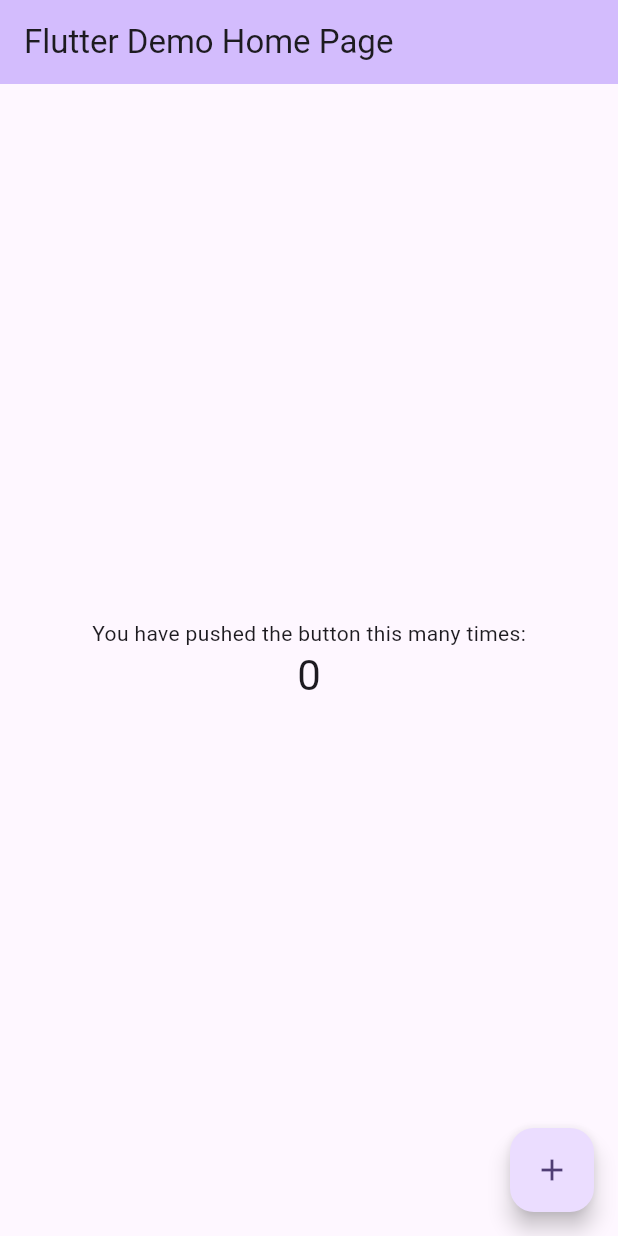
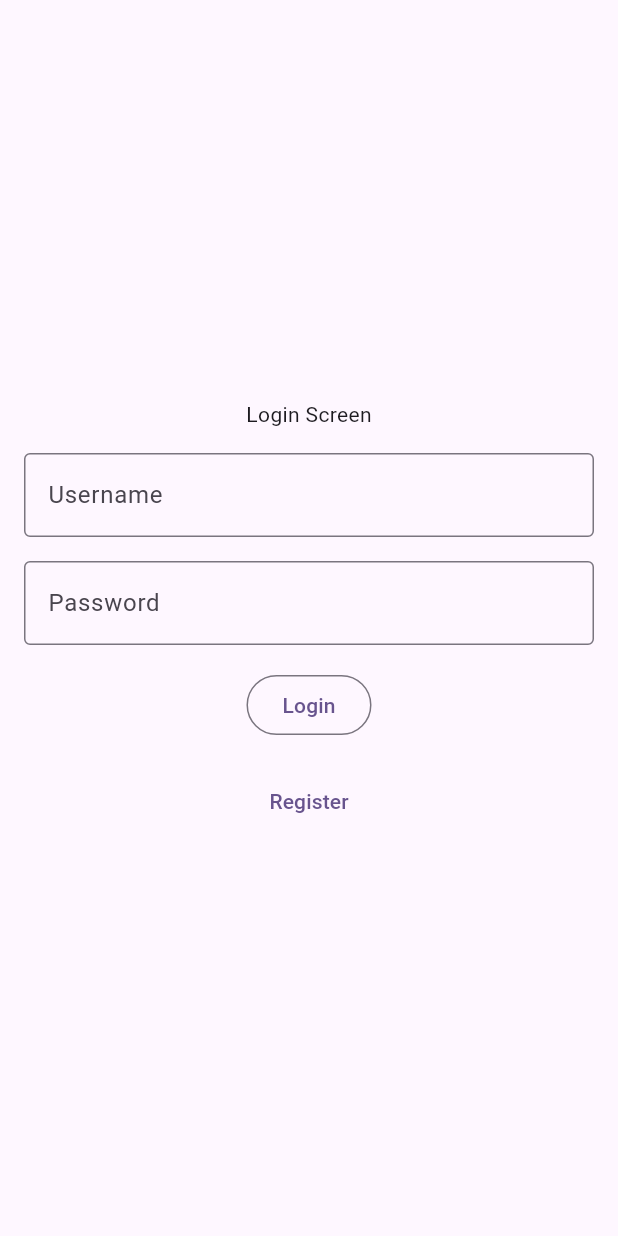
Before and after one commit to rjo-dev-alt/sample_login_project, a Flutter app: the screen it shows after launch, on a phone screen of 412 x 824 dp. Run offline on Flutter 3.47's test engine with Material 3 defaults, Android fonts, the light colour scheme and no system bars.

Commit message:
feat: create initial login and register screens

```diff
--- /dev/null
+++ b/lib/login/presentation/screens/login_screen.dart
@@ -0,0 +1,50 @@
+import 'package:flutter/material.dart';
+
+class LoginScreen extends StatelessWidget {
+  const LoginScreen({super.key});
+
+  @override
+  Widget build(BuildContext context) {
+    return SafeArea(
+      child: Scaffold(
+        body: Column(
+          mainAxisAlignment: MainAxisAlignment.center,
+          mainAxisSize: MainAxisSize.max,
+          children: [
+            const Text('Login Screen'),
+            const SizedBox(height: 16),
+            const Padding(
+              padding: EdgeInsets.symmetric(horizontal: 16),
+              child: TextField(
+                decoration: InputDecoration(
+                  border: OutlineInputBorder(),
+                  hintText: 'Username',
+                ),
+              ),
+            ),
+            const SizedBox(height: 16),
+            const Padding(
+              padding: EdgeInsets.symmetric(horizontal: 16),
+              child: TextField(
+                decoration: InputDecoration(
+                  border: OutlineInputBorder(),
+                  hintText: 'Password',
+                ),
+              ),
+            ),
+            const SizedBox(height: 16),
+            OutlinedButton(
+              onPressed: () {},
+              child: const Text('Login'),
+            ),
+            const SizedBox(height: 16),
+            TextButton(
+              onPressed: () {},
+              child: const Text('Register'),
+            ),
+          ],
+        ),
+      ),
+    );
+  }
+}
--- a/lib/main.dart
+++ b/lib/main.dart
@@ -1,4 +1,6 @@
 import 'package:flutter/material.dart';
+import 'package:sample_login_project/login/presentation/screens/login_screen.dart';
+import 'package:sample_login_project/register/presentation/screens/registration_screen.dart';
 
 void main() {
   runApp(const MyApp());
@@ -11,115 +13,12 @@
   @override
   Widget build(BuildContext context) {
     return MaterialApp(
-      title: 'Flutter Demo',
+      title: 'Sample Login',
       theme: ThemeData(
-        // This is the theme of your application.
-        //
-        // TRY THIS: Try running your application with "flutter run". You'll see
-        // the application has a purple toolbar. Then, without quitting the app,
-        // try changing the seedColor in the colorScheme below to Colors.green
-        // and then invoke "hot reload" (save your changes or press the "hot
-        // reload" button in a Flutter-supported IDE, or press "r" if you used
-        // the command line to start the app).
-        //
-        // Notice that the counter didn't reset back to zero; the application
-        // state is not lost during the reload. To reset the state, use hot
-        // restart instead.
-        //
-        // This works for code too, not just values: Most code changes can be
-        // tested with just a hot reload.
         colorScheme: ColorScheme.fromSeed(seedColor: Colors.deepPurple),
         useMaterial3: true,
       ),
-      home: const MyHomePage(title: 'Flutter Demo Home Page'),
+      home: const LoginScreen(),
     );
   }
 }
-
-class MyHomePage extends StatefulWidget {
-  const MyHomePage({super.key, required this.title});
-
-  // This widget is the home page of your application. It is stateful, meaning
-  // that it has a State object (defined below) that contains fields that affect
-  // how it looks.
-
-  // This class is the configuration for the state. It holds the values (in this
-  // case the title) provided by the parent (in this case the App widget) and
-  // used by the build method of the State. Fields in a Widget subclass are
-  // always marked "final".
-
-  final String title;
-
-  @override
-  State<MyHomePage> createState() => _MyHomePageState();
-}
-
-class _MyHomePageState extends State<MyHomePage> {
-  int _counter = 0;
-
-  void _incrementCounter() {
-    setState(() {
-      // This call to setState tells the Flutter framework that something has
-      // changed in this State, which causes it to rerun the build method below
-      // so that the display can reflect the updated values. If we changed
-      // _counter without calling setState(), then the build method would not be
-      // called again, and so nothing would appear to happen.
-      _counter++;
-    });
-  }
-
-  @override
-  Widget build(BuildContext context) {
-    // This method is rerun every time setState is called, for instance as done
-    // by the _incrementCounter method above.
-    //
-    // The Flutter framework has been optimized to make rerunning build methods
-    // fast, so that you can just rebuild anything that needs updating rather
-    // than having to individually change instances of widgets.
-    return Scaffold(
-      appBar: AppBar(
-        // TRY THIS: Try changing the color here to a specific color (to
-        // Colors.amber, perhaps?) and trigger a hot reload to see the AppBar
-        // change color while the other colors stay the same.
-        backgroundColor: Theme.of(context).colorScheme.inversePrimary,
-        // Here we take the value from the MyHomePage object that was created by
-        // the App.build method, and use it to set our appbar title.
-        title: Text(widget.title),
-      ),
-      body: Center(
-        // Center is a layout widget. It takes a single child and positions it
-        // in the middle of the parent.
-        child: Column(
-          // Column is also a layout widget. It takes a list of children and
-          // arranges them vertically. By default, it sizes itself to fit its
-          // children horizontally, and tries to be as tall as its parent.
-          //
-          // Column has various properties to control how it sizes itself and
-          // how it positions its children. Here we use mainAxisAlignment to
-          // center the children vertically; the main axis here is the vertical
-          // axis because Columns are vertical (the cross axis would be
-          // horizontal).
-          //
-          // TRY THIS: Invoke "debug painting" (choose the "Toggle Debug Paint"
-          // action in the IDE, or press "p" in the console), to see the
-          // wireframe for each widget.
-          mainAxisAlignment: MainAxisAlignment.center,
-          children: <Widget>[
-            const Text(
-              'You have pushed the button this many times:',
-            ),
-            Text(
-              '$_counter',
-              style: Theme.of(context).textTheme.headlineMedium,
-            ),
-          ],
-        ),
-      ),
-      floatingActionButton: FloatingActionButton(
-        onPressed: _incrementCounter,
-        tooltip: 'Increment',
-        child: const Icon(Icons.add),
-      ), // This trailing comma makes auto-formatting nicer for build methods.
-    );
-  }
-}
```
Also changed, not shown: lib/register/presentation/screens/registration_screen.dart (added, +63 -0 lines).
